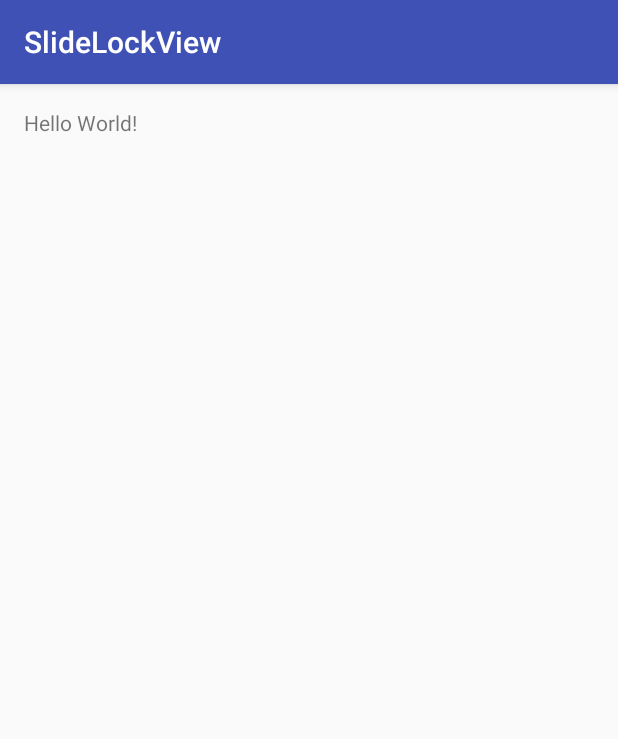
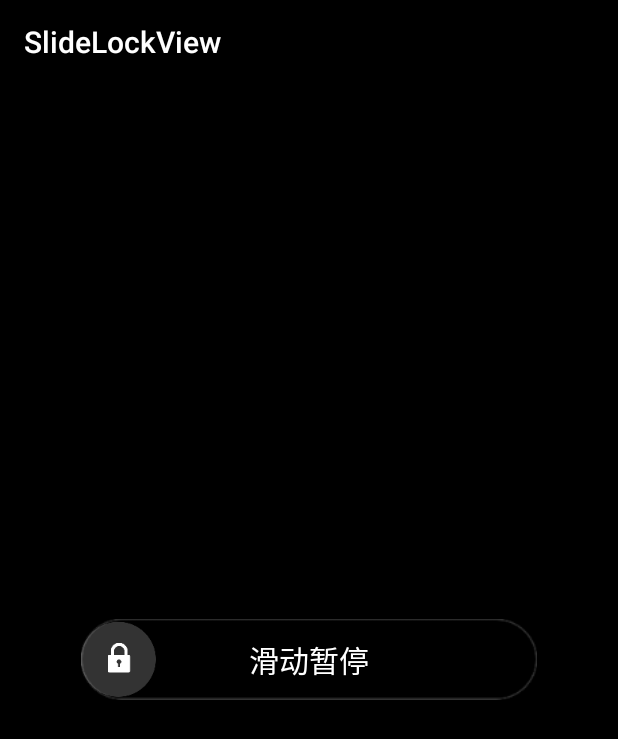
Before and after one commit to balao7/SlideLockView, an Android app: the screen it shows after launch (MainActivity), on a phone screen of 412 x 824 dp. Shown: the top 739 px of the screen. Run offline under Robolectric (Android 15) with nearby library versions, the phone set to English and light mode, and no system bars.

Commit message:
add icon

```diff
--- a/app/src/main/res/layout/activity_main.xml
+++ b/app/src/main/res/layout/activity_main.xml
@@ -5,14 +5,37 @@
     android:id="@+id/activity_main"
     android:layout_width="match_parent"
     android:layout_height="match_parent"
+    android:background="@android:color/black"
     android:paddingBottom="@dimen/activity_vertical_margin"
     android:paddingLeft="@dimen/activity_horizontal_margin"
     android:paddingRight="@dimen/activity_horizontal_margin"
     android:paddingTop="@dimen/activity_vertical_margin"
     tools:context="com.baoyachi.slidelockview.MainActivity">
 
-    <TextView
-        android:layout_width="wrap_content"
-        android:layout_height="wrap_content"
-        android:text="Hello World!"/>
+    <RelativeLayout
+        android:layout_width="match_parent"
+        android:layout_height="54dp"
+        android:layout_alignParentLeft="true"
+        android:layout_alignParentStart="true"
+        android:layout_centerInParent="true"
+        android:layout_marginLeft="38dp"
+        android:layout_marginRight="38dp"
+        android:background="@drawable/ic_run_lock_rectangle_bg">
+
+        <ImageView
+            android:layout_width="50dp"
+            android:layout_height="50dp"
+            android:layout_centerVertical="true"
+            android:background="@drawable/ic_run_lock"/>
+
+        <TextView
+            android:layout_width="wrap_content"
+            android:layout_height="wrap_content"
+            android:layout_centerInParent="true"
+            android:text="滑动暂停"
+            android:textColor="@android:color/white"
+            android:textSize="20sp"/>
+
+
+    </RelativeLayout>
 </RelativeLayout>
--- a/app/src/main/res/values/styles.xml
+++ b/app/src/main/res/values/styles.xml
@@ -3,9 +3,9 @@
     <!-- Base application theme. -->
     <style name="AppTheme" parent="Theme.AppCompat.Light.DarkActionBar">
         <!-- Customize your theme here. -->
-        <item name="colorPrimary">@color/colorPrimary</item>
-        <item name="colorPrimaryDark">@color/colorPrimaryDark</item>
-        <item name="colorAccent">@color/colorAccent</item>
+        <item name="colorPrimary">@android:color/black</item>
+        <item name="colorPrimaryDark">@android:color/black</item>
+        <item name="colorAccent">@android:color/black</item>
     </style>
 
 </resources>
```
Also changed, not shown: app/src/main/res/drawable-xxxhdpi/ic_run_lock.png (added), app/src/main/res/drawable-xxxhdpi/ic_run_lock_rectangle_bg.png (added).
